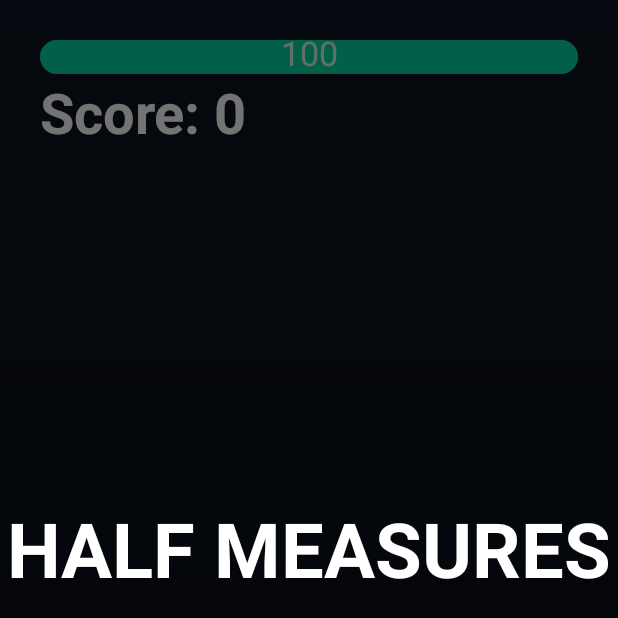
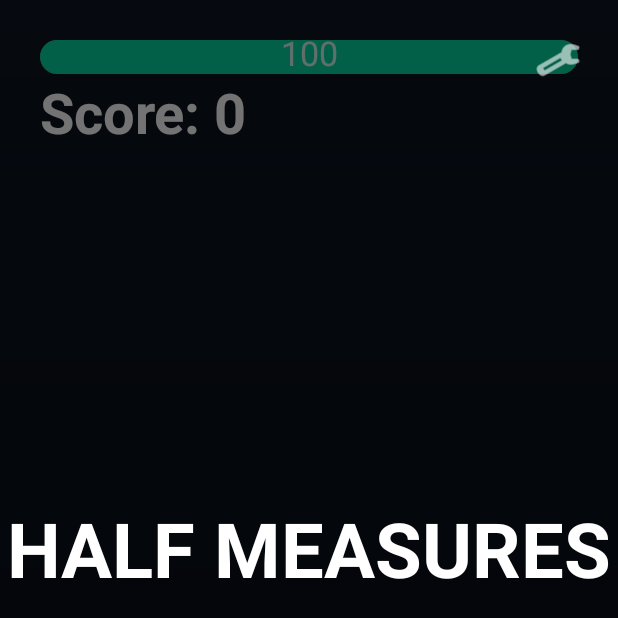
Before and after one commit to milanmishrarighter/Half-measures, an Android app: the screen it shows after launch (MainActivity), on a phone screen of 412 x 824 dp, the top half of it. Run offline under Robolectric (Android 15) with nearby library versions, the phone set to English and light mode, and no system bars.

Commit message:
Tune difficulty and add a Settings screen
- Bigger default shape size (1.5x) and slower flight (0.5x speed, scaled
  correctly via v*s / gravity*s^2 so it's true slow motion, not a squashed
  arc).
- Thicker slice trail.
- Spawn rate now starts slow and ramps toward its floor as score climbs
  (not simply over elapsed time), with a much gentler default ramp.
- Health lost per cut is now imbalance/10 instead of imbalance (a 60/40
  cut costs 2 health instead of 20).
- New Settings screen (gear icon) with sliders for shape size, shape
  speed, spawn frequency, and difficulty ramp, persisted via
  SharedPreferences and reloaded whenever the game resumes.

```diff
--- a/app/src/main/AndroidManifest.xml
+++ b/app/src/main/AndroidManifest.xml
@@ -17,6 +17,12 @@
                 <category android:name="android.intent.category.LAUNCHER" />
             </intent-filter>
         </activity>
+
+        <activity
+            android:name=".SettingsActivity"
+            android:exported="false"
+            android:label="Settings"
+            android:theme="@style/Theme.HalfMeasures" />
     </application>
 
 </manifest>
--- /dev/null
+++ b/app/src/main/java/com/halfmeasures/slicegame/GameSettings.kt
@@ -0,0 +1,65 @@
+package com.halfmeasures.slicegame
+
+import android.content.Context
+
+/**
+ * Player-adjustable tuning, persisted to SharedPreferences. Defaults reflect the
+ * "slower and bigger than the very first version" baseline; sliders in
+ * [SettingsActivity] scale further from there.
+ */
+data class GameSettings(
+    /** Multiplies shape radius. 1.0 = default size. */
+    var sizeScale: Float = DEFAULT_SIZE_SCALE,
+    /** Multiplies shape flight velocity (and, squared, gravity) for true slow motion. 1.0 = default speed. */
+    var speedScale: Float = DEFAULT_SPEED_SCALE,
+    /** Milliseconds between spawns at the very start of a run (higher = shapes appear less often). */
+    var spawnIntervalStartMs: Long = DEFAULT_SPAWN_INTERVAL_START_MS,
+    /** Score at which spawn interval ramps all the way down to its fastest floor. Higher = slower ramp-up. */
+    var difficultyRampScore: Int = DEFAULT_DIFFICULTY_RAMP_SCORE
+) {
+    /** Fastest the spawn interval ever gets, once fully ramped up. */
+    val spawnIntervalFloorMs: Long
+        get() = (spawnIntervalStartMs * 0.35f).toLong().coerceAtLeast(MIN_SPAWN_INTERVAL_FLOOR_MS)
+
+    fun saveTo(context: Context) {
+        context.getSharedPreferences(PREFS_NAME, Context.MODE_PRIVATE).edit()
+            .putFloat(KEY_SIZE_SCALE, sizeScale)
+            .putFloat(KEY_SPEED_SCALE, speedScale)
+            .putLong(KEY_SPAWN_INTERVAL_START_MS, spawnIntervalStartMs)
+            .putInt(KEY_DIFFICULTY_RAMP_SCORE, difficultyRampScore)
+            .apply()
+    }
+
+    companion object {
+        const val DEFAULT_SIZE_SCALE = 1.5f
+        const val DEFAULT_SPEED_SCALE = 0.5f
+        const val DEFAULT_SPAWN_INTERVAL_START_MS = 2400L
+        const val DEFAULT_DIFFICULTY_RAMP_SCORE = 700
+
+        const val MIN_SIZE_SCALE = 0.5f
+        const val MAX_SIZE_SCALE = 3.0f
+        const val MIN_SPEED_SCALE = 0.2f
+        const val MAX_SPEED_SCALE = 1.5f
+        const val MIN_SPAWN_INTERVAL_START_MS = 500L
+        const val MAX_SPAWN_INTERVAL_START_MS = 4000L
+        const val MIN_DIFFICULTY_RAMP_SCORE = 100
+        const val MAX_DIFFICULTY_RAMP_SCORE = 3000
+        const val MIN_SPAWN_INTERVAL_FLOOR_MS = 300L
+
+        private const val PREFS_NAME = "half_measures_settings"
+        private const val KEY_SIZE_SCALE = "size_scale"
+        private const val KEY_SPEED_SCALE = "speed_scale"
+        private const val KEY_SPAWN_INTERVAL_START_MS = "spawn_interval_start_ms"
+        private const val KEY_DIFFICULTY_RAMP_SCORE = "difficulty_ramp_score"
+
+        fun load(context: Context): GameSettings {
+            val prefs = context.getSharedPreferences(PREFS_NAME, Context.MODE_PRIVATE)
+            return GameSettings(
+                sizeScale = prefs.getFloat(KEY_SIZE_SCALE, DEFAULT_SIZE_SCALE),
+                speedScale = prefs.getFloat(KEY_SPEED_SCALE, DEFAULT_SPEED_SCALE),
+                spawnIntervalStartMs = prefs.getLong(KEY_SPAWN_INTERVAL_START_MS, DEFAULT_SPAWN_INTERVAL_START_MS),
+                difficultyRampScore = prefs.getInt(KEY_DIFFICULTY_RAMP_SCORE, DEFAULT_DIFFICULTY_RAMP_SCORE)
+            )
+        }
+    }
+}
--- a/app/src/main/java/com/halfmeasures/slicegame/GameView.kt
+++ b/app/src/main/java/com/halfmeasures/slicegame/GameView.kt
@@ -13,6 +13,7 @@ import android.view.MotionEvent
 import android.view.View
 import kotlin.math.max
 import kotlin.math.min
+import kotlin.math.roundToInt
 import kotlin.random.Random
 
 /**
@@ -29,11 +30,20 @@ class GameView @JvmOverloads constructor(
     enum class State { READY, PLAYING, GAME_OVER }
 
     // ---- Tunable constants ----
-    private val gravity = 1500f // px/s^2, must match GameShape.spawnRandom
     private val startHealth = 100
-    private val minSpawnIntervalMs = 550L
-    private val maxSpawnIntervalMs = 1350L
     private val trailMaxAgeMs = 140L
+
+    // ---- Player-adjustable settings (see GameSettings / SettingsActivity) ----
+    private var settings = GameSettings.load(context)
+
+    /** Effective gravity for the current speedScale: scaling velocities by s and gravity by s^2
+     *  reproduces the exact same flight arc traced out 1/s times slower - true slow motion. */
+    private var gravity = GameShape.BASE_GRAVITY * settings.speedScale * settings.speedScale
+
+    fun refreshSettings() {
+        settings = GameSettings.load(context)
+        gravity = GameShape.BASE_GRAVITY * settings.speedScale * settings.speedScale
+    }
 
     // ---- Game state ----
     private var state = State.READY
@@ -42,7 +52,6 @@ class GameView @JvmOverloads constructor(
     private var bestScore = 0
     private var lastFrameTimeNanos = 0L
     private var nextSpawnAtMs = 0L
-    private var elapsedPlayMs = 0L
     private val random = Random(System.currentTimeMillis())
 
     private val shapes = ArrayList<GameShape>()
@@ -129,8 +138,6 @@ class GameView @JvmOverloads constructor(
         trailPoints.removeAll { nowMs - it.timeMs > trailMaxAgeMs }
 
         if (state == State.PLAYING) {
-            elapsedPlayMs += (dt * 1000).toLong()
-
             if (nowMs >= nextSpawnAtMs && width > 0 && height > 0) {
                 spawnShape(nowMs)
                 scheduleNextSpawn(nowMs)
@@ -169,14 +176,17 @@ class GameView @JvmOverloads constructor(
     }
 
     private fun scheduleNextSpawn(nowMs: Long) {
-        val progress = min(1f, elapsedPlayMs / 45000f) // ramps up over the first 45s
-        val interval = (maxSpawnIntervalMs - (maxSpawnIntervalMs - minSpawnIntervalMs) * progress).toLong()
+        // Ramps from the start interval down to its floor as the player's score climbs,
+        // per settings.difficultyRampScore - not simply elapsed time.
+        val progress = min(1f, score / settings.difficultyRampScore.toFloat())
+        val start = settings.spawnIntervalStartMs
+        val floor = settings.spawnIntervalFloorMs
+        val interval = (start - (start - floor) * progress).toLong().coerceAtLeast(floor)
         nextSpawnAtMs = nowMs + interval - random.nextLong(0, interval / 3 + 1)
     }
 
     private fun spawnShape(nowMs: Long) {
-        val speedFactor = 1f + min(0.35f, elapsedPlayMs / 90000f)
-        shapes.add(GameShape.spawnRandom(width, height, random, nowMs, speedFactor))
+        shapes.add(GameShape.spawnRandom(width, height, random, nowMs, settings.sizeScale, settings.speedScale))
     }
 
     // ---------------------------------------------------------------------
@@ -252,9 +262,9 @@ class GameView @JvmOverloads constructor(
         val total = areaA + areaB
         val imbalancePercent = if (total <= 0f) 100f else kotlin.math.abs(areaA - areaB) / total * 100f
 
-        // Health lost equals the imbalance: a perfect 50/50 cut costs nothing,
-        // a 60/40 cut costs 20, a 100/0 "cut" (barely grazing) costs 100.
-        val healthLoss = imbalancePercent.toInt().coerceIn(0, 100)
+        // Health lost is a tenth of the imbalance: a perfect 50/50 cut costs nothing,
+        // a 60/40 cut costs 2, a 100/0 "cut" (barely grazing) costs 10.
+        val healthLoss = (imbalancePercent / 10f).roundToInt().coerceIn(0, 100)
         health = (health - healthLoss).coerceAtLeast(0)
 
         // Reward precision: perfect cuts are worth the most, up to a combo bonus.
@@ -273,10 +283,11 @@ class GameView @JvmOverloads constructor(
         pieces.add(SlicedPiece(left, shape.x, shape.y, shape.vx + nx * kick, shape.vy + ny * kick, shape.rotation, shape.angularVelocity, shape.color))
         pieces.add(SlicedPiece(right, shape.x, shape.y, shape.vx - nx * kick, shape.vy - ny * kick, shape.rotation, shape.angularVelocity, shape.color))
 
-        val label = if (healthLoss == 0) "PERFECT!" else "${100 - healthLoss}/${100}"
+        val splitA = (max(areaA, areaB) / total * 100f).roundToInt()
+        val label = if (healthLoss == 0) "PERFECT!" else "$splitA/${100 - splitA}"
         val popupColor = when {
-            healthLoss <= 4 -> Color.rgb(6, 214, 160)
-            healthLoss <= 20 -> Color.rgb(255, 209, 102)
+            healthLoss <= 1 -> Color.rgb(6, 214, 160)
+            healthLoss <= 5 -> Color.rgb(255, 209, 102)
             else -> Color.rgb(239, 71, 111)
         }
         popups.add(ScorePopup("+$gained  $label", shape.x, shape.y, popupColor))
@@ -293,7 +304,6 @@ class GameView @JvmOverloads constructor(
         trailPoints.clear()
         health = startHealth
         score = 0
-        elapsedPlayMs = 0
         state = State.PLAYING
         nextSpawnAtMs = System.currentTimeMillis() + 300
     }
@@ -375,7 +385,7 @@ class GameView @JvmOverloads constructor(
             val age = nowMs - p1.timeMs
             val alpha = (255 * (1f - age.toFloat() / trailMaxAgeMs)).toInt().coerceIn(0, 255)
             trailPaint.alpha = alpha
-            trailPaint.strokeWidth = 14f * (alpha / 255f) + 2f
+            trailPaint.strokeWidth = 26f * (alpha / 255f) + 5f
             canvas.drawLine(p0.x, p0.y, p1.x, p1.y, trailPaint)
         }
     }
--- a/app/src/main/java/com/halfmeasures/slicegame/MainActivity.kt
+++ b/app/src/main/java/com/halfmeasures/slicegame/MainActivity.kt
@@ -1,10 +1,15 @@
 package com.halfmeasures.slicegame
 
+import android.content.Intent
+import android.graphics.Color
 import android.os.Build
 import android.os.Bundle
+import android.view.Gravity
 import android.view.View
 import android.view.WindowInsets
 import android.view.WindowInsetsController
+import android.widget.FrameLayout
+import android.widget.ImageButton
 import androidx.appcompat.app.AppCompatActivity
 
 class MainActivity : AppCompatActivity() {
@@ -14,8 +19,34 @@ class MainActivity : AppCompatActivity() {
     override fun onCreate(savedInstanceState: Bundle?) {
         super.onCreate(savedInstanceState)
         gameView = GameView(this)
-        setContentView(gameView)
+
+        val root = FrameLayout(this)
+        root.addView(gameView, FrameLayout.LayoutParams(FrameLayout.LayoutParams.MATCH_PARENT, FrameLayout.LayoutParams.MATCH_PARENT))
+
+        val settingsButton = ImageButton(this).apply {
+            setImageResource(android.R.drawable.ic_menu_manage)
+            background = null
+            setColorFilter(Color.WHITE)
+            contentDescription = "Settings"
+            setOnClickListener { startActivity(Intent(this@MainActivity, SettingsActivity::class.java)) }
+        }
+        val buttonSize = (48 * resources.displayMetrics.density).toInt()
+        val margin = (16 * resources.displayMetrics.density).toInt()
+        root.addView(
+            settingsButton,
+            FrameLayout.LayoutParams(buttonSize, buttonSize, Gravity.TOP or Gravity.END).apply {
+                topMargin = margin
+                rightMargin = margin
+            }
+        )
+
+        setContentView(root)
         hideSystemBars()
+    }
+
+    override fun onResume() {
+        super.onResume()
+        gameView.refreshSettings()
     }
 
     override fun onWindowFocusChanged(hasFocus: Boolean) {
```
Also changed, not shown: app/src/main/java/com/halfmeasures/slicegame/GameShape.kt (+27 -6 lines), app/src/main/java/com/halfmeasures/slicegame/SettingsActivity.kt (added, +148 -0 lines).
